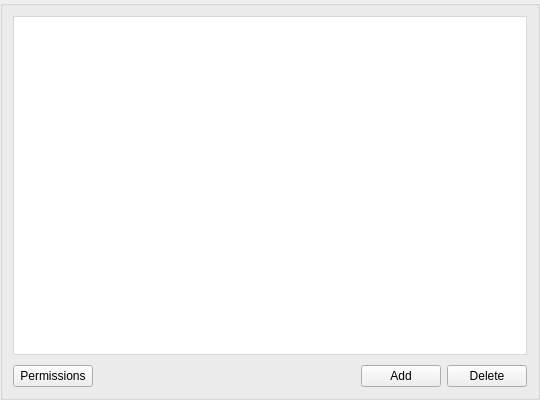
Qt form src/MEGASync/gui/macx/RemoteItemUi.ui (meganz/MEGAsync) before a commit.
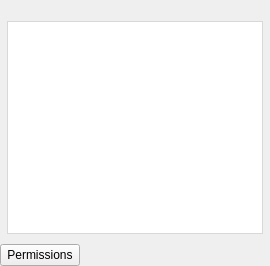
The same form after that commit.

```diff
--- a/src/MEGASync/gui/macx/RemoteItemUi.ui
+++ b/src/MEGASync/gui/macx/RemoteItemUi.ui
@@ -1,13 +1,13 @@
 <?xml version="1.0" encoding="UTF-8"?>
 <ui version="4.0">
  <class>RemoteItemUi</class>
- <widget class="QGroupBox" name="RemoteItemUi">
+ <widget class="QWidget" name="RemoteItemUi">
   <property name="geometry">
    <rect>
     <x>0</x>
     <y>0</y>
-    <width>540</width>
-    <height>400</height>
+    <width>270</width>
+    <height>266</height>
    </rect>
   </property>
   <property name="windowTitle">
@@ -18,17 +18,54 @@
     <number>10</number>
    </property>
    <property name="leftMargin">
-    <number>10</number>
+    <number>0</number>
    </property>
    <property name="topMargin">
-    <number>10</number>
+    <number>0</number>
    </property>
    <property name="rightMargin">
-    <number>10</number>
+    <number>0</number>
    </property>
    <property name="bottomMargin">
-    <number>10</number>
+    <number>0</number>
    </property>
+   <item>
+    <widget class="QWidget" name="tableContainer" native="true">
+     <property name="sizePolicy">
+      <sizepolicy hsizetype="Expanding" vsizetype="Expanding">
+       <horstretch>0</horstretch>
+       <verstretch>0</verstretch>
+      </sizepolicy>
+     </property>
+     <layout class="QVBoxLayout" name="tableLayout">
+      <property name="spacing">
+       <number>7</number>
+      </property>
+      <property name="leftMargin">
+       <number>7</number>
+      </property>
+      <property name="topMargin">
+       <number>0</number>
+      </property>
+      <property name="rightMargin">
+       <number>7</number>
+      </property>
+      <property name="bottomMargin">
+       <number>0</number>
+      </property>
+      <item>
+       <widget class="QLabel" name="title">
+        <property name="minimumSize">
+         <size>
+          <width>0</width>
+          <height>0</height>
+         </size>
+        </property>
+        <property name="text">
+         <string/>
+        </property>
+       </widget>
+      </item>
    <item>
     <widget class="QTableView" name="tableView">
      <property name="styleSheet">
@@ -121,9 +158,15 @@
      </attribute>
     </widget>
    </item>
+     </layout>
+    </widget>
+   </item>
    <item>
     <widget class="QWidget" name="wControlButtons" native="true">
      <layout class="QHBoxLayout" name="horizontalLayout_6">
+      <property name="spacing">
+       <number>0</number>
+      </property>
       <property name="leftMargin">
        <number>0</number>
       </property>
@@ -153,38 +196,12 @@
         </property>
         <property name="sizeHint" stdset="0">
          <size>
-          <width>40</width>
-          <height>20</height>
+          <width>0</width>
+          <height>0</height>
          </size>
         </property>
        </spacer>
       </item>
-      <item>
-       <widget class="QPushButton" name="bAdd">
-        <property name="focusPolicy">
-         <enum>Qt::StrongFocus</enum>
-        </property>
-        <property name="text">
-         <string>Add</string>
-        </property>
-        <property name="autoDefault">
-         <bool>false</bool>
-        </property>
-       </widget>
-      </item>
-      <item>
-       <widget class="QPushButton" name="bDelete">
-        <property name="focusPolicy">
-         <enum>Qt::StrongFocus</enum>
-        </property>
-        <property name="text">
-         <string>Delete</string>
-        </property>
-        <property name="autoDefault">
-         <bool>false</bool>
-        </property>
-       </widget>
-      </item>
      </layout>
     </widget>
    </item>
```
Lines whose indentation alone changed are shown as unchanged.
